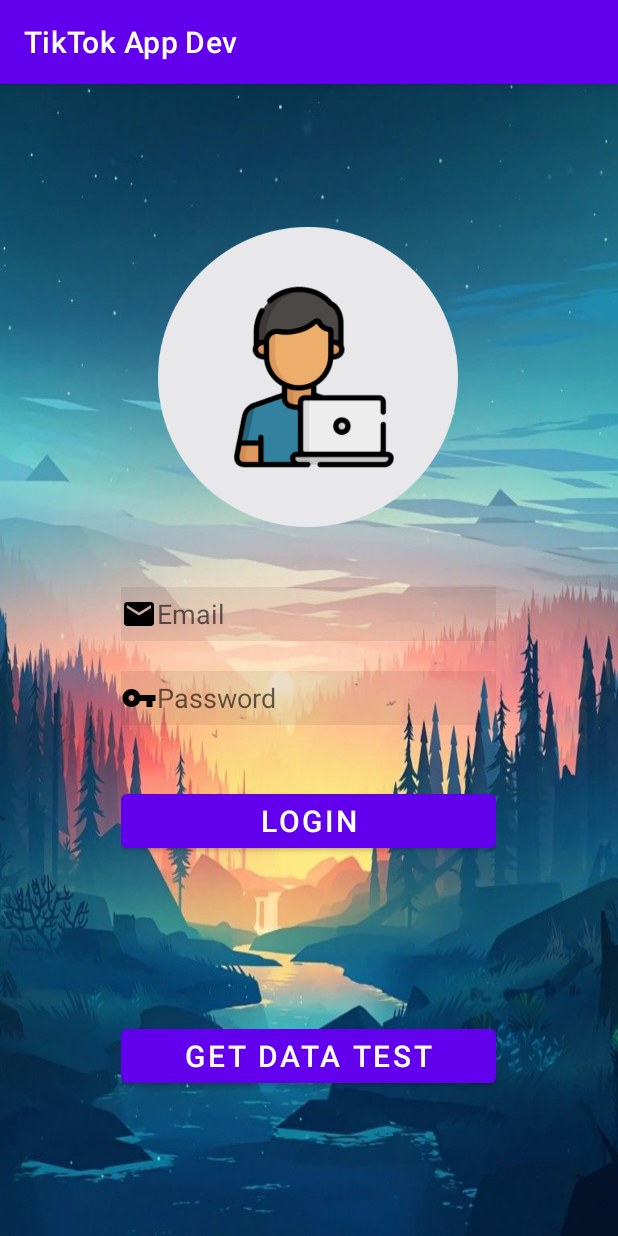
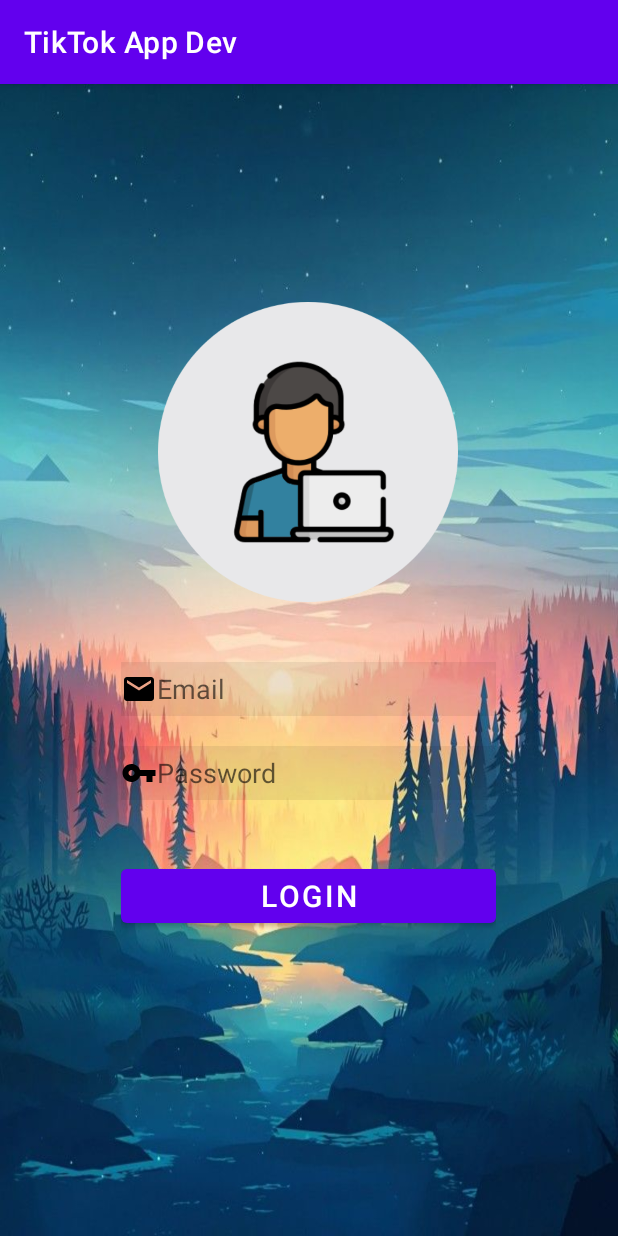
Before and after one commit to OskyJr/TikTokYouthCamp2022, an Android app: the screen it shows after launch (MainActivity), on a phone screen of 412 x 824 dp. Run offline under Robolectric (Android 15) with nearby library versions, the phone set to English and light mode, and no system bars; 2 statements that could not run were skipped.

Commit message:
remove testing button in login page

```diff
--- a/AppDev/app/src/main/res/layout/login_layout.xml
+++ b/AppDev/app/src/main/res/layout/login_layout.xml
@@ -55,16 +55,6 @@
         android:textColor="#ffffff"
         android:textSize="20sp" />
 
-    <Button
-        android:id="@+id/getData"
-        android:layout_width="250dp"
-        android:layout_height="wrap_content"
-        android:layout_below="@+id/tv_LoginStatus"
-        android:layout_marginTop="51dp"
-        android:text="Get Data test"
-        android:textColor="#ffffff"
-        android:textSize="20sp" />
-
     <TextView
         android:id="@+id/tv_LoginStatus"
         android:layout_width="250dp"
```
